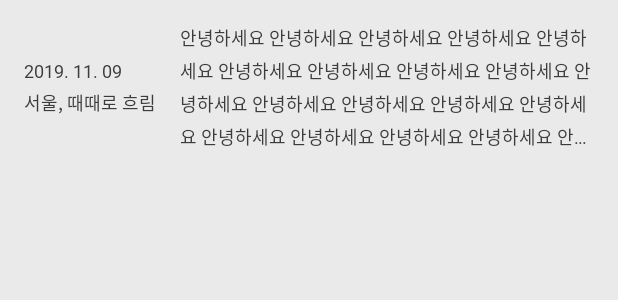
After one commit to chaeniiz/weather-diary, an Android app: the layout item_diary.xml on its own in the app's theme, with its tools: preview values and no code run, on a phone screen of 412 x 824 dp. The commit adds this screen. Shown: the top 300 px of the screen. Run offline under Robolectric (Android 15) with nearby library versions, the phone set to English and light mode, and no system bars; network calls fail.

Commit message:
Add `item_diary.xml`

```diff
--- /dev/null
+++ b/app/src/main/res/layout/item_diary.xml
@@ -0,0 +1,71 @@
+<?xml version="1.0" encoding="utf-8"?>
+<androidx.constraintlayout.widget.ConstraintLayout
+    xmlns:android="http://schemas.android.com/apk/res/android"
+    xmlns:app="http://schemas.android.com/apk/res-auto"
+    xmlns:tools="http://schemas.android.com/tools"
+    android:layout_width="match_parent"
+    android:layout_height="wrap_content"
+    android:layout_margin="@dimen/spacing_400"
+    android:orientation="vertical">
+
+    <androidx.constraintlayout.widget.ConstraintLayout
+        android:id="@+id/descriptionLayout"
+        android:layout_width="wrap_content"
+        android:layout_height="wrap_content"
+        app:layout_constraintBottom_toBottomOf="parent"
+        app:layout_constraintStart_toStartOf="parent"
+        app:layout_constraintTop_toTopOf="parent">
+
+        <TextView
+            android:id="@+id/dateTextView"
+            style="@style/Typography.200"
+            android:layout_width="wrap_content"
+            android:layout_height="wrap_content"
+            app:layout_constraintStart_toStartOf="parent"
+            app:layout_constraintTop_toTopOf="parent"
+            tools:text="2019. 11. 09" />
+
+        <TextView
+            android:id="@+id/locationTextView"
+            style="@style/Typography.200"
+            android:layout_width="wrap_content"
+            android:layout_height="wrap_content"
+            android:layout_marginTop="@dimen/spacing_100"
+            app:layout_constraintStart_toStartOf="parent"
+            app:layout_constraintTop_toBottomOf="@+id/dateTextView"
+            tools:text="서울, " />
+
+        <TextView
+            style="@style/Typography.200"
+            android:layout_width="wrap_content"
+            android:layout_height="wrap_content"
+            android:layout_marginTop="@dimen/spacing_100"
+            app:layout_constraintStart_toEndOf="@+id/locationTextView"
+            app:layout_constraintTop_toBottomOf="@+id/dateTextView"
+            tools:text="때때로 흐림" />
+
+    </androidx.constraintlayout.widget.ConstraintLayout>
+
+    <TextView
+        android:id="@+id/contentTextView"
+        style="@style/Typography.200"
+        android:layout_width="0dp"
+        android:layout_height="wrap_content"
+        android:layout_marginStart="@dimen/spacing_400"
+        android:ellipsize="end"
+        android:lineSpacingExtra="@dimen/spacing_100"
+        android:maxLines="4"
+        app:layout_constraintBottom_toBottomOf="parent"
+        app:layout_constraintEnd_toEndOf="parent"
+        app:layout_constraintStart_toEndOf="@+id/barrier"
+        app:layout_constraintTop_toTopOf="parent"
+        tools:text="안녕하세요 안녕하세요 안녕하세요 안녕하세요 안녕하세요 안녕하세요 안녕하세요 안녕하세요 안녕하세요 안녕하세요 안녕하세요 안녕하세요 안녕하세요 안녕하세요 안녕하세요 안녕하세요 안녕하세요 안녕하세요 안녕하세요 안녕하세요 안녕하세요 안녕하세요 안녕하세요 " />
+
+    <androidx.constraintlayout.widget.Barrier
+        android:id="@+id/barrier"
+        android:layout_width="wrap_content"
+        android:layout_height="wrap_content"
+        app:barrierDirection="end"
+        app:constraint_referenced_ids="descriptionLayout" />
+
+</androidx.constraintlayout.widget.ConstraintLayout>
```
Also changed, not shown: app/src/main/java/com/chaeniiz/weatherdiary/presentation/inject/Inject.kt (line endings or trailing spaces).
